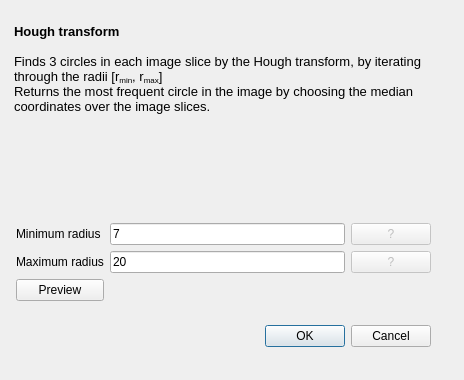
First picture: the form in ui/houghview.ui, repository fgrelard/ProcessMRI, before the edit.
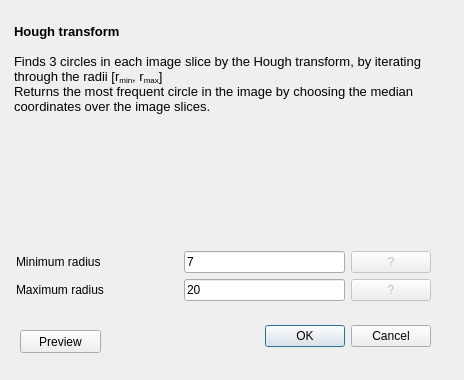
Second picture: the form after the edit.

Commit message: Main UI: Detect circles

Patch:
```diff
--- a/ui/houghview.ui
+++ b/ui/houghview.ui
@@ -51,6 +51,12 @@
     </item>
     <item row="1" column="1">
      <widget class="QLabel" name="label">
+      <property name="sizePolicy">
+       <sizepolicy hsizetype="Expanding" vsizetype="Preferred">
+        <horstretch>0</horstretch>
+        <verstretch>0</verstretch>
+       </sizepolicy>
+      </property>
       <property name="text">
        <string>Minimum radius</string>
       </property>
@@ -58,6 +64,12 @@
     </item>
     <item row="2" column="1">
      <widget class="QLabel" name="label_2">
+      <property name="sizePolicy">
+       <sizepolicy hsizetype="Expanding" vsizetype="Preferred">
+        <horstretch>0</horstretch>
+        <verstretch>0</verstretch>
+       </sizepolicy>
+      </property>
       <property name="text">
        <string>Maximum radius</string>
       </property>
@@ -166,15 +178,21 @@
       </property>
      </widget>
     </item>
-    <item row="3" column="1">
-     <widget class="QPushButton" name="pushButton_3">
-      <property name="text">
-       <string>Preview</string>
-      </property>
-     </widget>
-    </item>
    </layout>
   </widget>
+  <widget class="QPushButton" name="pushButton_3">
+   <property name="geometry">
+    <rect>
+     <x>20</x>
+     <y>330</y>
+     <width>81</width>
+     <height>23</height>
+    </rect>
+   </property>
+   <property name="text">
+    <string>Preview</string>
+   </property>
+  </widget>
  </widget>
  <resources/>
  <connections>
```
The commit also changes 5 other files.
